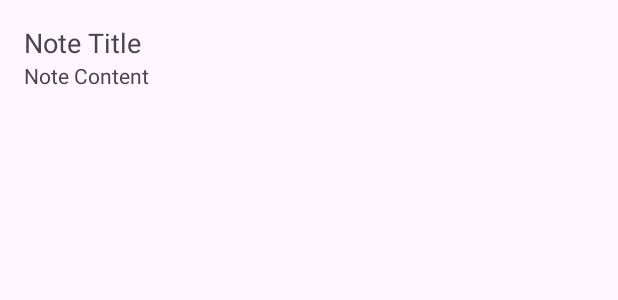
After one commit to MeteorBlitz/note-taking-app, an Android app: the layout item_note.xml on its own in the app's theme, with its tools: preview values and no code run, on a phone screen of 412 x 824 dp. The commit adds this screen. Shown: the top 300 px of the screen. Run offline under Robolectric (Android 15) with nearby library versions, the phone set to English and light mode, and no system bars.

Commit message:
Set Up UI Components (XML)

```diff
--- /dev/null
+++ b/app/src/main/res/layout/item_note.xml
@@ -0,0 +1,21 @@
+<?xml version="1.0" encoding="utf-8"?>
+<LinearLayout xmlns:android="http://schemas.android.com/apk/res/android"
+    android:layout_width="match_parent"
+    android:layout_height="wrap_content"
+    android:orientation="vertical"
+    android:padding="16dp">
+
+    <TextView
+        android:id="@+id/noteTitle"
+        android:layout_width="match_parent"
+        android:layout_height="wrap_content"
+        android:textSize="18sp"
+        android:text="Note Title"/>
+
+    <TextView
+        android:id="@+id/noteContent"
+        android:layout_width="match_parent"
+        android:layout_height="wrap_content"
+        android:textSize="14sp"
+        android:text="Note Content"/>
+</LinearLayout>
```
Also changed, not shown: app/src/main/res/layout/activity_main.xml (+8 -14 lines).
